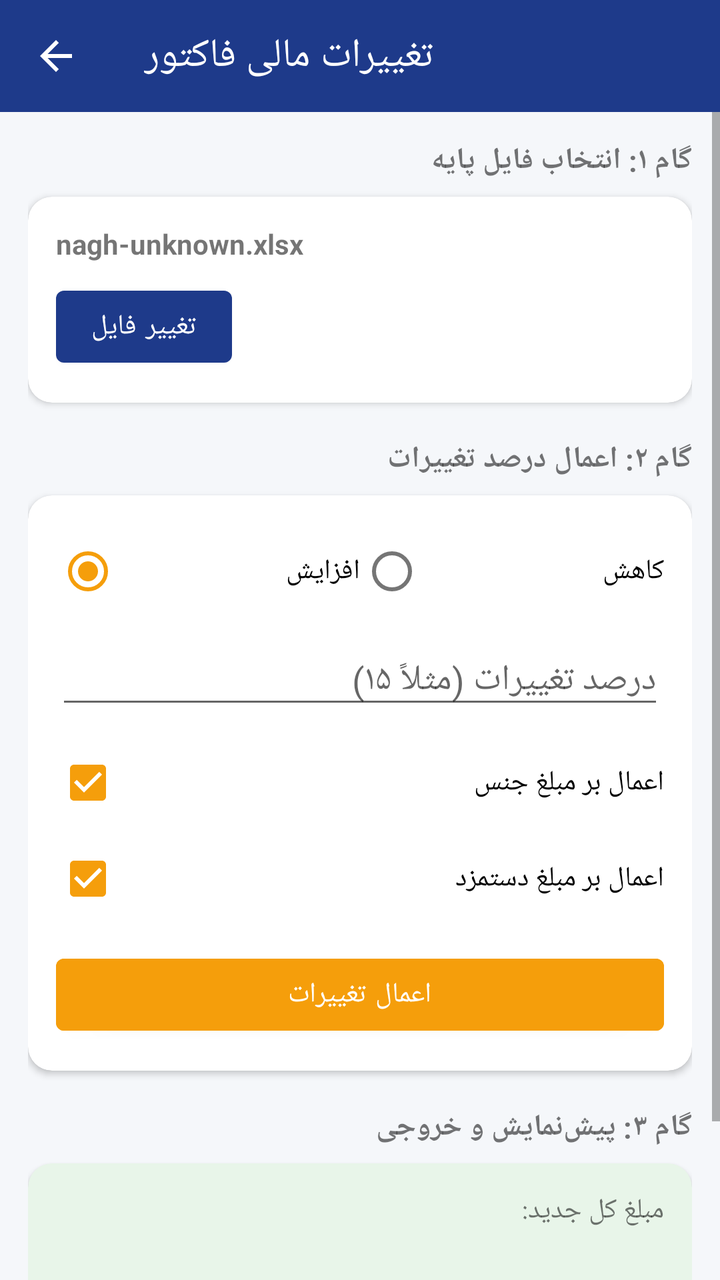
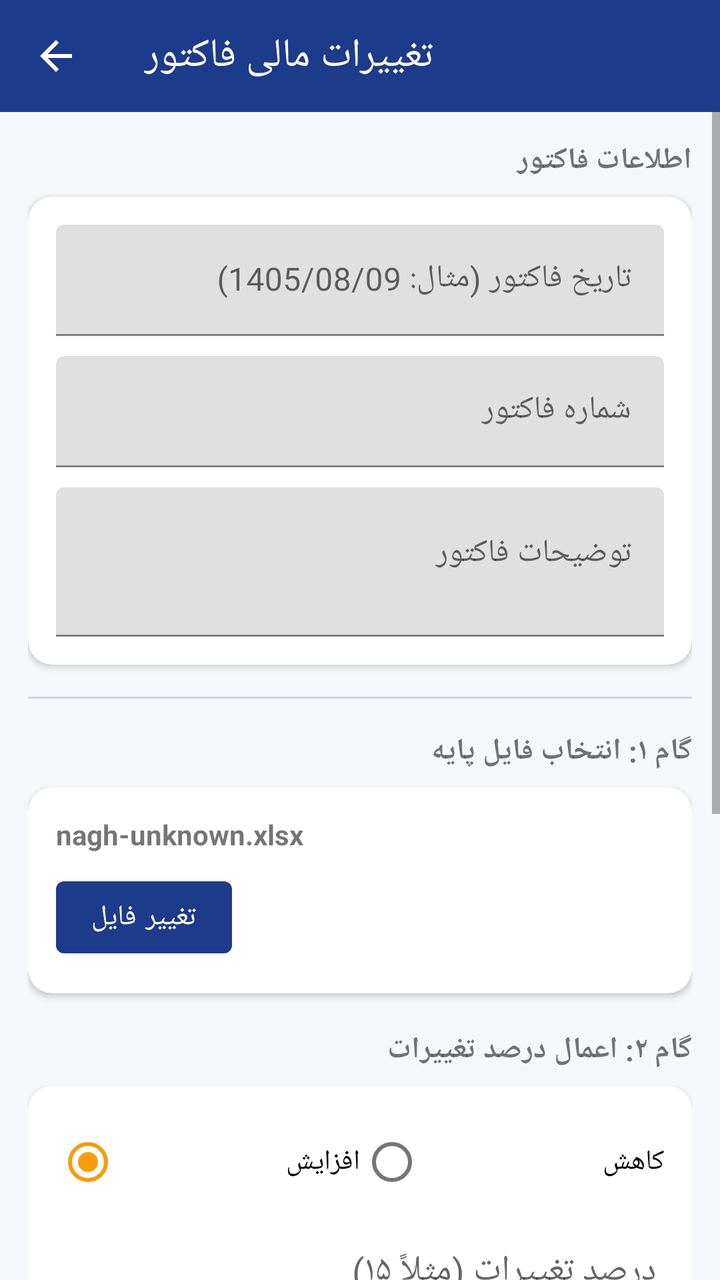

The first picture is an Android layout as it rendered before a commit; the second is the same layout after the commit. The layout source and the unified diff follow.
<!-- AndroidManifest.xml: application theme Theme.Naghshan -->
<!-- res/layout/fragment_output.xml -->
<?xml version="1.0" encoding="utf-8"?>
<androidx.constraintlayout.widget.ConstraintLayout
    xmlns:android="http://schemas.android.com/apk/res/android"
    xmlns:app="http://schemas.android.com/apk/res-auto"
    android:layout_width="match_parent" android:layout_height="match_parent"
    android:background="#F5F7FA">

    <com.google.android.material.appbar.MaterialToolbar
        android:id="@+id/toolbar"
        android:layout_width="match_parent" android:layout_height="?attr/actionBarSize"
        android:background="#1E3A8A"
        app:navigationIcon="@drawable/ic_arrow_back"
        app:title="تغییرات مالی فاکتور"
        app:titleTextColor="#FFFFFF"
        app:layout_constraintTop_toTopOf="parent"/>

    <ScrollView
        android:layout_width="match_parent"
        android:layout_height="0dp"
        app:layout_constraintTop_toBottomOf="@id/toolbar"
        app:layout_constraintBottom_toBottomOf="parent">

        <LinearLayout
            android:orientation="vertical"
            android:padding="14dp"
            android:layout_width="match_parent"
            android:layout_height="wrap_content">

            
            <TextView android:text="گام ۱: انتخاب فایل پایه"
                android:textStyle="bold" android:textSize="15sp"
                android:layout_width="match_parent" android:layout_height="wrap_content"/>

            <androidx.cardview.widget.CardView
                android:layout_width="match_parent" android:layout_height="wrap_content"
                android:layout_marginTop="8dp" app:cardCornerRadius="12dp">
                <LinearLayout android:padding="14dp" android:orientation="vertical"
                    android:layout_width="match_parent" android:layout_height="wrap_content">
                    <TextView android:id="@+id/txtBaseFileName"
                        android:text="nagh-unknown.xlsx"
                        android:textStyle="bold"
                        android:layout_width="match_parent" android:layout_height="wrap_content"/>
                    <Button android:layout_marginTop="8dp"
                        android:text="تغییر فایل"
                        android:layout_width="wrap_content" android:layout_height="wrap_content"/>
                </LinearLayout>
            </androidx.cardview.widget.CardView>

            
            <TextView android:text="گام ۲: اعمال درصد تغییرات"
                android:textStyle="bold" android:textSize="15sp"
                android:layout_marginTop="18dp"
                android:layout_width="match_parent" android:layout_height="wrap_content"/>

            <androidx.cardview.widget.CardView
                android:layout_width="match_parent" android:layout_height="wrap_content"
                android:layout_marginTop="8dp" app:cardCornerRadius="12dp">
                <LinearLayout android:padding="14dp" android:orientation="vertical"
                    android:layout_width="match_parent" android:layout_height="wrap_content">

                    <RadioGroup android:orientation="horizontal"
                        android:layout_width="match_parent" android:layout_height="wrap_content">
                        <RadioButton android:id="@+id/radioIncrease"
                            android:text="افزایش" android:checked="true"
                            android:layout_width="0dp" android:layout_weight="1"
                            android:layout_height="wrap_content"/>
                        <RadioButton android:id="@+id/radioDecrease"
                            android:text="کاهش"
                            android:layout_width="0dp" android:layout_weight="1"
                            android:layout_height="wrap_content"/>
                    </RadioGroup>

                    <EditText android:id="@+id/editPercent"
                        android:hint="درصد تغییرات (مثلاً ۱۵)"
                        android:inputType="numberDecimal"
                        android:layout_marginTop="8dp"
                        android:layout_width="match_parent" android:layout_height="wrap_content"/>

                    <CheckBox android:id="@+id/checkMaterial"
                        android:text="اعمال بر مبلغ جنس" android:checked="true"
                        android:layout_marginTop="8dp"
                        android:layout_width="match_parent" android:layout_height="wrap_content"/>
                    <CheckBox android:id="@+id/checkLabor"
                        android:text="اعمال بر مبلغ دستمزد" android:checked="true"
                        android:layout_width="match_parent" android:layout_height="wrap_content"/>

                    <Button android:id="@+id/btnApply"
                        android:text="اعمال تغییرات"
                        android:layout_marginTop="10dp"
                        android:backgroundTint="#F59E0B" android:textColor="#FFFFFF"
                        android:layout_width="match_parent" android:layout_height="wrap_content"/>
                </LinearLayout>
            </androidx.cardview.widget.CardView>

            
            <TextView android:text="گام ۳: پیش‌نمایش و خروجی"
                android:textStyle="bold" android:textSize="15sp"
                android:layout_marginTop="18dp"
                android:layout_width="match_parent" android:layout_height="wrap_content"/>

            <androidx.cardview.widget.CardView
                android:layout_width="match_parent" android:layout_height="wrap_content"
                android:layout_marginTop="8dp" app:cardCornerRadius="12dp"
                app:cardBackgroundColor="#E8F5E9">
                <LinearLayout android:padding="14dp" android:orientation="vertical"
                    android:layout_width="match_parent" android:layout_height="wrap_content">
                    <TextView android:text="مبلغ کل جدید:"
                        android:layout_width="match_parent" android:layout_height="wrap_content"/>
                    <TextView android:id="@+id/txtNewTotal"
                        android:textSize="22sp" android:textStyle="bold"
                        android:textColor="#1B5E20"
                        android:layout_width="match_parent" android:layout_height="wrap_content"/>
                </LinearLayout>
            </androidx.cardview.widget.CardView>

            <LinearLayout android:orientation="horizontal"
                android:layout_marginTop="12dp"
                android:layout_width="match_parent" android:layout_height="wrap_content">
                <Button android:id="@+id/btnExportPdf"
                    android:text="خروجی PDF"
                    android:layout_width="0dp" android:layout_weight="1"
                    android:layout_height="wrap_content"
                    android:backgroundTint="#EF4444" android:textColor="#FFFFFF"/>
                <Button android:id="@+id/btnExportExcel"
                    android:layout_marginStart="8dp"
                    android:text="خروجی Excel"
                    android:layout_width="0dp" android:layout_weight="1"
                    android:layout_height="wrap_content"
                    android:backgroundTint="#059669" android:textColor="#FFFFFF"/>
            </LinearLayout>
        </LinearLayout>
    </ScrollView>
</androidx.constraintlayout.widget.ConstraintLayout>
<!-- resources referenced by this layout -->
<resources>
  <!-- drawable ic_arrow_back (drawable) -->
  <vector xmlns:android="http://schemas.android.com/apk/res/android"
      android:width="24dp"
      android:height="24dp"
      android:viewportWidth="24"
      android:viewportHeight="24"
      android:tint="#FFFFFF">
      <path
          android:fillColor="#FFFFFF"
          android:pathData="M20,11H7.83l5.59,-5.59L12,4l-8,8 8,8 1.41,-1.41L7.83,13H20v-2z"/>
  </vector>
  <style name="Theme.Naghshan" parent="Theme.MaterialComponents.Light.NoActionBar">
          <item name="colorPrimary">@color/primary</item>
          <item name="colorPrimaryVariant">@color/primary_dark</item>
          <item name="colorOnPrimary">@color/white</item>
  
          <item name="colorSecondary">@color/accent</item>
          <item name="colorSecondaryVariant">@color/accent_dark</item>
          <item name="colorOnSecondary">@color/white</item>
  
          <item name="android:windowBackground">@color/bg</item>
          <item name="android:statusBarColor">@color/primary_dark</item>
          <item name="android:navigationBarColor">@color/white</item>
  
          
  
      </style>
  <color name="primary">#1E3A8A</color>
  <color name="primary_dark">#172554</color>
  <color name="white">#FFFFFF</color>
  <color name="accent">#F59E0B</color>
  <color name="accent_dark">#D97706</color>
  <color name="bg">#F5F7FA</color>
</resources>

<!-- the commit's change to res/layout/fragment_output.xml (unified diff, before → after) -->
@@ -25,6 +25,71 @@
             android:padding="14dp"
             android:layout_width="match_parent"
             android:layout_height="wrap_content">
+
+            
+            <TextView
+                android:text="اطلاعات فاکتور"
+                android:textStyle="bold"
+                android:textSize="15sp"
+                android:layout_width="match_parent"
+                android:layout_height="wrap_content" />
+
+            <androidx.cardview.widget.CardView
+                android:layout_width="match_parent"
+                android:layout_height="wrap_content"
+                android:layout_marginTop="8dp"
+                app:cardCornerRadius="12dp">
+
+                <LinearLayout
+                    android:orientation="vertical"
+                    android:padding="14dp"
+                    android:layout_width="match_parent"
+                    android:layout_height="wrap_content">
+
+                    <com.google.android.material.textfield.TextInputLayout
+                        android:layout_width="match_parent"
+                        android:layout_height="wrap_content"
+                        android:hint="تاریخ فاکتور (مثال: 1405/08/09)">
+                        <com.google.android.material.textfield.TextInputEditText
+                            android:id="@+id/editIssueDate"
+                            android:layout_width="match_parent"
+                            android:layout_height="wrap_content"
+                            android:inputType="text" />
+                    </com.google.android.material.textfield.TextInputLayout>
+
+                    <com.google.android.material.textfield.TextInputLayout
+                        android:layout_width="match_parent"
+                        android:layout_height="wrap_content"
+                        android:layout_marginTop="10dp"
+                        android:hint="شماره فاکتور">
+                        <com.google.android.material.textfield.TextInputEditText
+                            android:id="@+id/editInvoiceNumber"
+                            android:layout_width="match_parent"
+                            android:layout_height="wrap_content"
+                            android:inputType="text" />
+                    </com.google.android.material.textfield.TextInputLayout>
+
+                    <com.google.android.material.textfield.TextInputLayout
+                        android:layout_width="match_parent"
+                        android:layout_height="wrap_content"
+                        android:layout_marginTop="10dp"
+                        android:hint="توضیحات فاکتور">
+                        <com.google.android.material.textfield.TextInputEditText
+                            android:id="@+id/editInvoiceNote"
+                            android:layout_width="match_parent"
+                            android:layout_height="wrap_content"
+                            android:minLines="2"
+                            android:gravity="top|start"
+                            android:inputType="textMultiLine" />
+                    </com.google.android.material.textfield.TextInputLayout>
+                </LinearLayout>
+            </androidx.cardview.widget.CardView>
+
+            <View
+                android:layout_width="match_parent"
+                android:layout_height="1dp"
+                android:layout_marginVertical="16dp"
+                android:background="#CBD5E1" />
 
             
             <TextView android:text="گام ۱: انتخاب فایل پایه"
